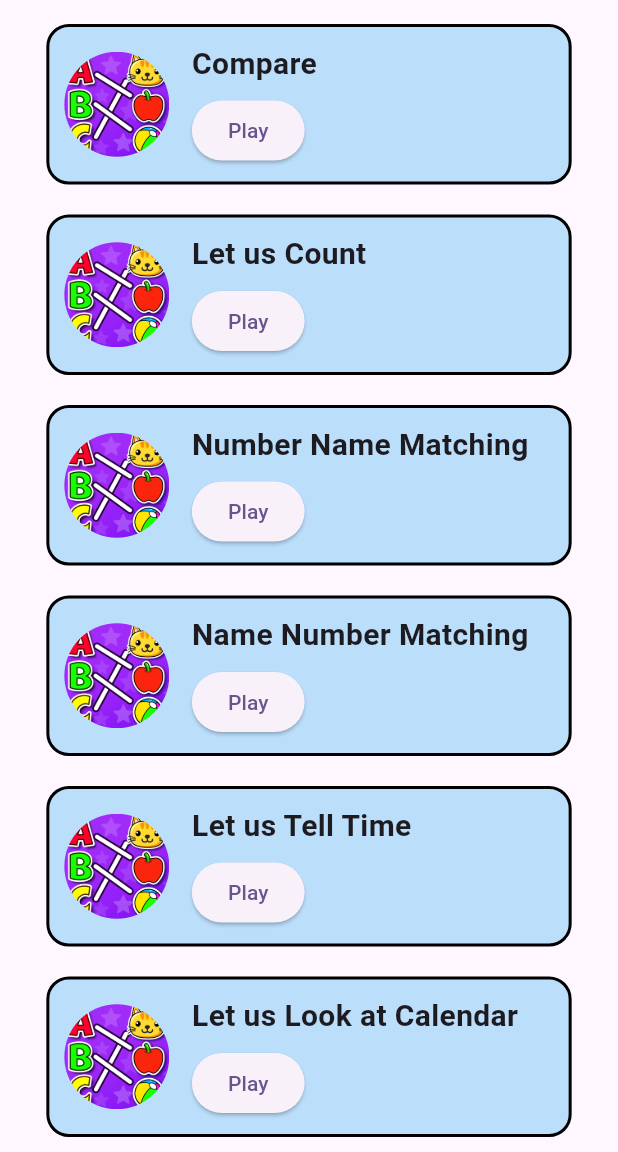
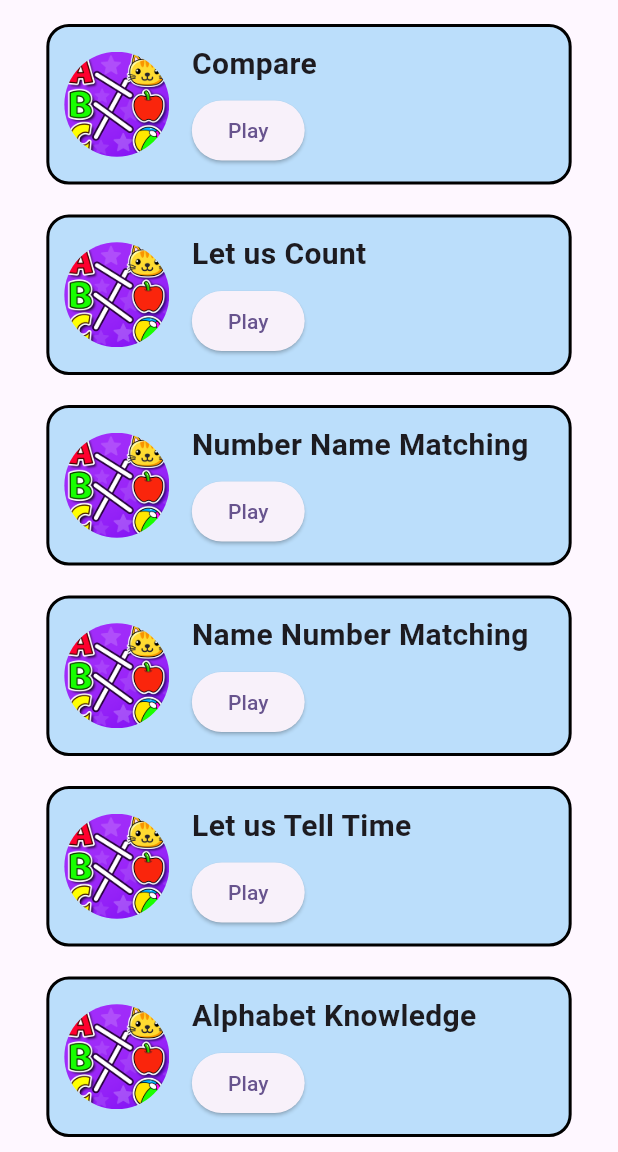
Before and after one commit to Devanshv17/SAATHI-, a Flutter app: the HomePage screen opened by its route, scrolled down 248 dp, on a phone screen of 412 x 824 dp, the part 84-1236 px from its top. Run offline on Flutter 3.47's test engine with Material 3 defaults, Android fonts, the light colour scheme and no system bars; our stand-ins replace cloud_firestore, firebase_auth, firebase_core, firebase_database, image_picker, pie_chart and 1 more; missing offline and left inert: flutter_analog_clock, translator_plus; accounts and stored records are empty.

Commit message:
commented the calendar

```diff
--- a/lib/homepage.dart
+++ b/lib/homepage.dart
@@ -36,7 +36,7 @@ class _HomePageState extends State<HomePage> {
     'Box5': 'Number Name Matching',
     'Box6': 'Name Number Matching',
     'Box7': 'Let us Tell Time',
-    'Box8': 'Let us Look at Calendar',
+    // 'Box8': 'Let us Look at Calendar',
     'Box9': 'Alphabet Knowledge',
   };
 
@@ -86,7 +86,7 @@ class _HomePageState extends State<HomePage> {
           'Box5': 'Number Name Matching',
           'Box6': 'Name Number Matching',
           'Box7': 'Let us Tell Time',
-          'Box8': 'Let us Look at Calendar',
+          // 'Box8': 'Let us Look at Calendar',
           'Box9': 'Alphabet Knowledge',
         };
       });
@@ -268,7 +268,7 @@ class _HomePageState extends State<HomePage> {
               buildBox('Box5', 'assets/image.png', Colors.blue.shade100),
               buildBox('Box6', 'assets/image.png', Colors.blue.shade100),
               buildBox('Box7', 'assets/image.png', Colors.blue.shade100),
-              buildBox('Box8', 'assets/image.png', Colors.blue.shade100),
+              // buildBox('Box8', 'assets/image.png', Colors.blue.shade100),
               buildBox('Box9', 'assets/image.png', Colors.blue.shade100),
             ],
           ),
```
